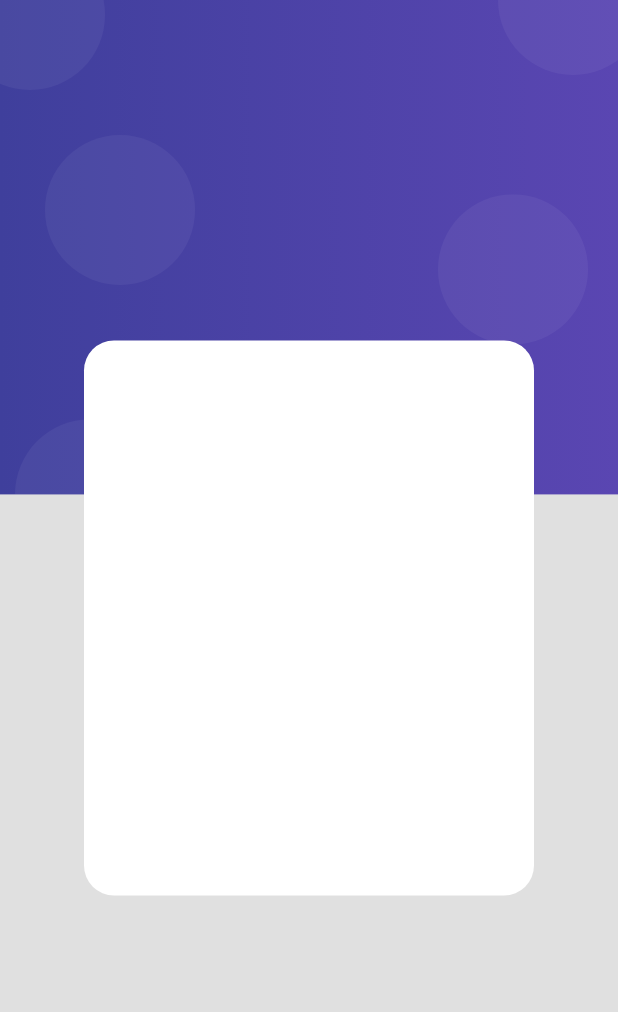
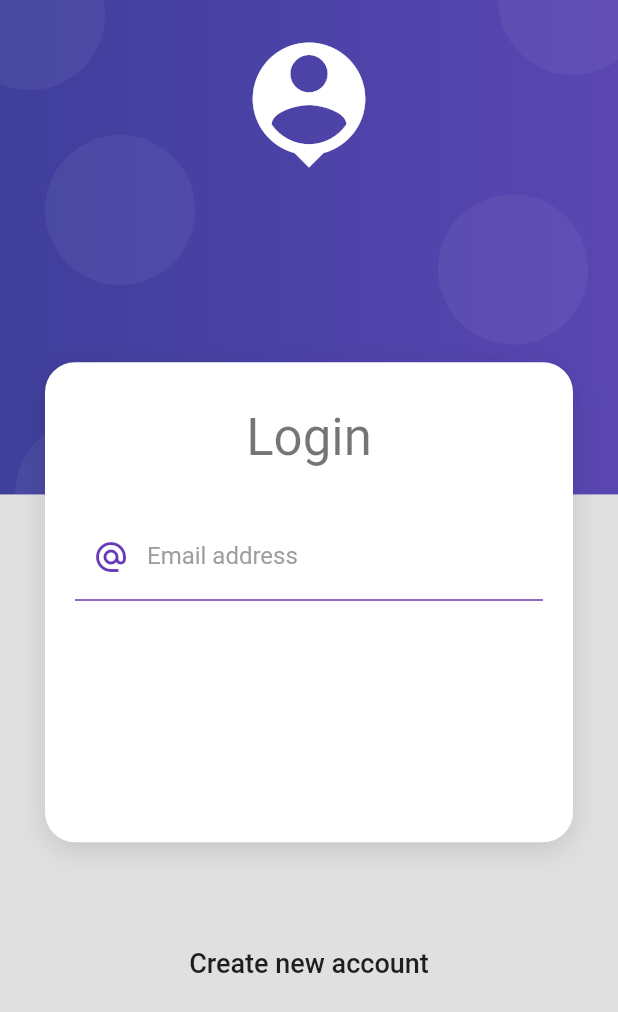
Before and after one commit to Josehdez96/form_design, a Flutter app: the screen it shows after launch, on a phone screen of 412 x 824 dp. Shown: the top 1012 px of the screen. Run offline on Flutter 3.47's test engine with Material 2 defaults, Android fonts, the phone set to English and light mode, and no system bars.

Commit message:
feat(login_screen): initial form input added

```diff
--- a/lib/screens/login_screen.dart
+++ b/lib/screens/login_screen.dart
@@ -1,4 +1,6 @@
 import 'package:flutter/material.dart';
+import 'package:form_design/widgets/custom_form.dart';
+import 'package:form_design/widgets/user_icon.dart';
 
 class LoginScreen extends StatelessWidget {
   const LoginScreen({ Key? key }) : super(key: key);
@@ -6,33 +8,13 @@ class LoginScreen extends StatelessWidget {
   @override
   Widget build(BuildContext context) {
     final size = MediaQuery.of(context).size;
-
     return Scaffold(
       body: Stack(
         children: [
           _Background(size: size),
-          const _CustomForm(),
+          const UserIcon(),
+          const CustomForm(),
         ],
-      ),
-    );
-  }
-}
-
-class _CustomForm extends StatelessWidget {
-  const _CustomForm({
-    Key? key,
-  }) : super(key: key);
-
-  @override
-  Widget build(BuildContext context) {
-    return Center(
-      child: Container(
-        decoration: BoxDecoration(
-          borderRadius: BorderRadius.circular(20),
-          color: Colors.white
-        ),
-        height: 370,
-        width: 300,
       ),
     );
   }
--- /dev/null
+++ b/lib/ui/input_decorations.dart
@@ -0,0 +1,20 @@
+import 'package:flutter/material.dart';
+
+class InputDecorations {
+  static InputDecoration loginInputDecoration() {
+    return const InputDecoration(
+      enabledBorder: UnderlineInputBorder(
+        borderSide: BorderSide(color: Colors.deepPurple),
+      ),
+      focusedBorder: UnderlineInputBorder(
+        borderSide: BorderSide(color: Colors.deepPurple, width: 2),
+      ),
+      hintText: 'rick@itlooksfake.com',
+      labelText: 'Email address',
+      labelStyle: TextStyle(
+        color: Colors.grey
+      ),
+      prefixIcon: Icon(Icons.alternate_email, color: Colors.deepPurple)
+    );
+  }
+}
--- /dev/null
+++ b/lib/widgets/custom_form.dart
@@ -0,0 +1,86 @@
+import 'package:flutter/material.dart';
+import 'package:form_design/ui/input_decorations.dart';
+
+class CustomForm extends StatelessWidget {
+
+  const CustomForm({
+    Key? key,
+  }) : super(key: key);
+
+  @override
+  Widget build(BuildContext context) {
+    return Center(
+      child: SingleChildScrollView(
+        child: Column(
+          mainAxisAlignment: MainAxisAlignment.center,
+          children: [
+            Padding(
+              padding: const EdgeInsets.symmetric(horizontal: 30),
+              child: Container(
+                padding: const EdgeInsets.all(20),
+                margin: const EdgeInsets.only(top: 70),
+                decoration: _createCardShape(),
+                width: double.infinity,
+                child: Column(
+                  children: [
+                    const SizedBox(height: 10),
+                    Text('Login', style: Theme.of(context).textTheme.headline4),
+                    const SizedBox(height: 30),
+                    const _LoginForm()
+                  ],
+                ),
+              ),
+            ),
+            const SizedBox(height: 70),
+            const Text(
+              'Create new account',
+              style: TextStyle(
+                fontWeight: FontWeight.w500,
+                fontSize: 18
+              ),
+            )
+          ]
+        ),
+      ),
+    );
+  }
+
+  BoxDecoration _createCardShape() {
+    return BoxDecoration(
+              borderRadius: BorderRadius.circular(20),
+              color: Colors.white,
+              boxShadow: const [
+                BoxShadow(
+                  color: Colors.black12,
+                  blurRadius: 15,
+                  offset: Offset(0, 5)
+                )
+              ]
+            );
+  }
+}
+
+class _LoginForm extends StatelessWidget {
+  const _LoginForm({
+    Key? key,
+  }) : super(key: key);
+
+  @override
+  Widget build(BuildContext context) {
+    return SizedBox(
+      height: 200,
+      width: double.infinity,
+      child: Form(
+        child: Column(
+          children: [
+            TextFormField(
+              autocorrect: false,
+              keyboardType: TextInputType.emailAddress,
+              decoration: InputDecorations.loginInputDecoration()
+            )
+          ]
+        )
+      ),
+    );
+  }
+}
--- /dev/null
+++ b/lib/widgets/user_icon.dart
@@ -0,0 +1,18 @@
+import 'package:flutter/material.dart';
+
+class UserIcon extends StatelessWidget {
+  const UserIcon({
+    Key? key,
+  }) : super(key: key);
+
+  @override
+  Widget build(BuildContext context) {
+    return SafeArea(
+      child: Container(
+        margin: const EdgeInsets.only(top: 20),
+        width: double.infinity,
+        child: const Icon(Icons.person_pin, color: Colors.white, size: 100),
+      ),
+    );
+  }
+}
```
